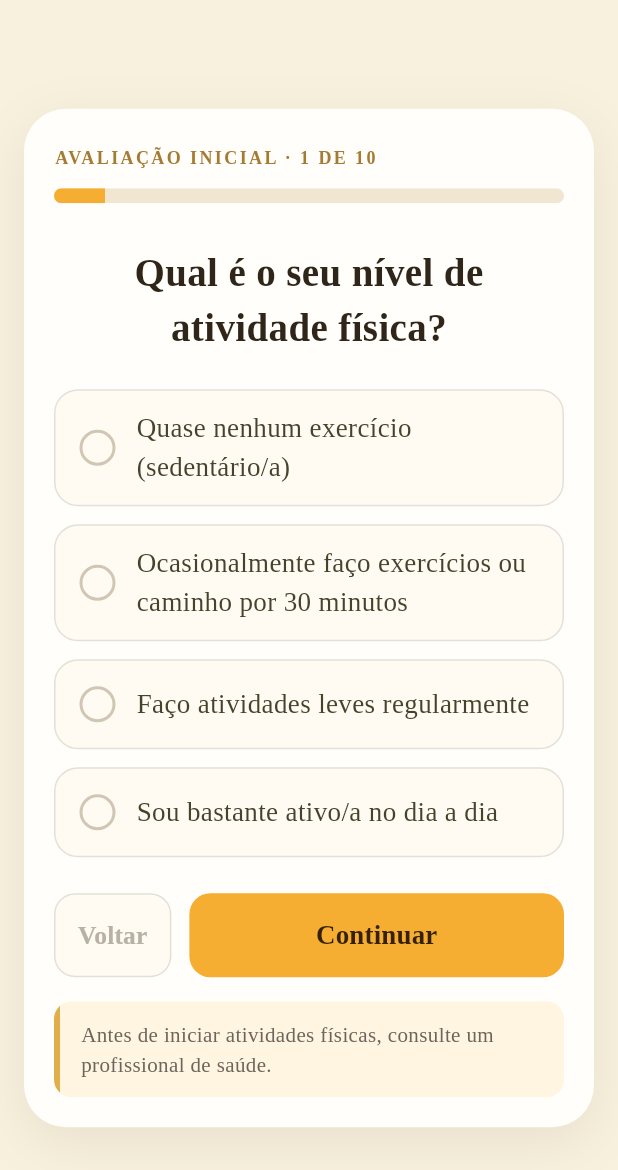
After one commit to Orquidea301/Reage, a Flutter app: the AssessmentScreen screen opened directly, on a phone screen of 412 x 824 dp. The commit adds this screen. Shown: the top 1170 px of the screen. Run offline on Flutter 3.47's test engine with Material 3 defaults, Android fonts, the phone set to English and light mode, and no system bars; our stand-ins replace introduction_screen, shared_preferences; accounts and stored records are empty.

Commit message:
Etapa 5: avaliacao inicial completa com 10 etapas

```diff
--- /dev/null
+++ b/lib/data/assessment_data.dart
@@ -0,0 +1,110 @@
+/// Representa uma pergunta da avaliação inicial com suas opções.
+class AssessmentQuestion {
+  final String title;
+  final List<String> options;
+
+  const AssessmentQuestion({
+    required this.title,
+    required this.options,
+  });
+}
+
+/// Dados estáticos do questionário de avaliação inicial e limites das barras.
+class AssessmentData {
+  static const int minAge = 50;
+  static const int maxAge = 100;
+  static const double minHeight = 1.30;
+  static const double maxHeight = 2.10;
+  static const double minWeight = 35.0;
+  static const double maxWeight = 150.0;
+
+  static const List<AssessmentQuestion> questions = [
+    AssessmentQuestion(
+      title: "Qual é o seu nível de atividade física?",
+      options: [
+        "Quase nenhum exercício (sedentário/a)",
+        "Ocasionalmente faço exercícios ou caminho por 30 minutos",
+        "Faço atividades leves regularmente",
+        "Sou bastante ativo/a no dia a dia",
+      ],
+    ),
+    AssessmentQuestion(
+      title: "O que mais motiva você?",
+      options: [
+        "Melhorar minha saúde e condicionamento",
+        "Ficar mais forte e independente",
+        "Aumentar minha energia diária",
+        "Aliviar dores e o estresse",
+      ],
+    ),
+    AssessmentQuestion(
+      title: "Algum desconforto ou preocupação com seu corpo?",
+      options: [
+        "Nenhum desconforto",
+        "Joelhos",
+        "Parte inferior das costas",
+        "Ombros",
+        "Tornozelos / Pulsação",
+      ],
+    ),
+    AssessmentQuestion(
+      title: "Como você avalia sua mobilidade no dia a dia?",
+      options: [
+        "Consigo me movimentar sem dificuldades",
+        "Tenho pequenas dificuldades em alguns movimentos",
+        "Preciso de apoio para determinadas atividades",
+        "Tenho bastante dificuldade para me movimentar",
+      ],
+    ),
+    AssessmentQuestion(
+      title: "Quanto tempo você gostaria de dedicar aos exercícios diariamente?",
+      options: [
+        "5 a 10 minutos",
+        "10 a 15 minutos",
+        "15 a 20 minutos",
+        "20 a 30 minutos",
+      ],
+    ),
+    AssessmentQuestion(
+      title: "Você utiliza algum auxílio para caminhar?",
+      options: [
+        "Não preciso de auxílio",
+        "Utilizo bengala",
+        "Utilizo andador",
+        "Utilizo cadeira de rodas",
+        "Preciso da ajuda de outra pessoa",
+      ],
+    ),
+    AssessmentQuestion(
+      title: "Você possui alguma condição de saúde que exige cuidados durante atividades físicas?",
+      options: [
+        "Não possuo nenhuma condição conhecida",
+        "Pressão alta",
+        "Diabetes",
+        "Problemas cardíacos",
+        "Problemas nas articulações",
+        "Outra condição de saúde",
+      ],
+    ),
+    AssessmentQuestion(
+      title: "Como você se sente ao realizar atividades físicas?",
+      options: [
+        "Sinto-me bem e disposto(a)",
+        "Canso com facilidade",
+        "Tenho dificuldades para manter o equilíbrio",
+        "Sinto desconforto durante alguns movimentos",
+        "Ainda não pratico atividades físicas",
+      ],
+    ),
+    AssessmentQuestion(
+      title: "Você já sofreu alguma queda ou tem receio de cair?",
+      options: [
+        "Nunca sofri quedas e não tenho receio",
+        "Já sofri uma queda, mas não tenho dificuldades atualmente",
+        "Tenho receio de cair",
+        "Sofri quedas recentemente",
+        "Preciso de apoio para evitar quedas",
+      ],
+    ),
+  ];
+}
--- a/lib/main.dart
+++ b/lib/main.dart
@@ -1,10 +1,11 @@
 import 'package:flutter/material.dart';
 
 import 'constants/app_theme.dart';
-import 'screens/goals_screen.dart';
+import 'screens/assessment_screen.dart';
 import 'screens/login_screen.dart';
 import 'screens/profile_screen.dart';
 import 'services/app_state.dart';
+import 'utils/format.dart';
 
 /// Ponto de entrada principal da aplicação ReAge.
 void main() async {
@@ -25,13 +26,13 @@ class ReAgeApp extends StatelessWidget {
       if (state.assessmentDone) {
         return ProfileScreen(
           userName: state.shownName,
-          userHeight: '${state.height.toStringAsFixed(2)} m',
-          userWeight: '${state.weight.toStringAsFixed(1)} kg',
+          userHeight: fmtHeight(state.height),
+          userWeight: fmtWeightDecimal(state.weight),
           userAge: '${state.age} anos',
           emergencyContact: state.contact,
         );
       } else {
-        return GoalsScreen(userName: state.registerName);
+        return const AssessmentScreen();
       }
     }
     return const LoginScreen();
--- /dev/null
+++ b/lib/screens/assessment_screen.dart
@@ -0,0 +1,399 @@
+import 'package:flutter/material.dart';
+import 'package:flutter/services.dart';
+import '../data/assessment_data.dart';
+import '../services/app_state.dart';
+import '../utils/format.dart';
+import '../widgets/app_widgets.dart';
+import '../constants/app_theme.dart';
+import '../constants/colors.dart';
+import 'profile_screen.dart';
+
+/// [AssessmentScreen] é o fluxo unificado de avaliação inicial (9 perguntas + etapa final).
+class AssessmentScreen extends StatefulWidget {
+  const AssessmentScreen({super.key});
+
+  @override
+  State<AssessmentScreen> createState() => _AssessmentScreenState();
+}
+
+class _AssessmentScreenState extends State<AssessmentScreen> {
+  late int _step;
+  final ScrollController _scrollController = ScrollController();
+
+  // Estados da etapa final (medidas e dados do idoso)
+  late int _age;
+  late double _height;
+  late double _weight;
+  late final TextEditingController _nameController;
+  late final TextEditingController _emergencyController;
+
+  @override
+  void initState() {
+    super.initState();
+    _step = _getInitialStep();
+    final state = AppState.instance;
+    _age = state.age;
+    _height = state.height;
+    _weight = state.weight;
+    _nameController = TextEditingController(
+      text: state.elderName.isNotEmpty ? state.elderName : state.registerName,
+    );
+    _emergencyController = TextEditingController(text: state.contact);
+  }
+
+  @override
+  void dispose() {
+    _scrollController.dispose();
+    _nameController.dispose();
+    _emergencyController.dispose();
+    super.dispose();
+  }
+
+  // Determina a etapa inicial: primeira pergunta sem resposta ou etapa final (9) se todas respondidas
+  int _getInitialStep() {
+    final answers = AppState.instance.answers;
+    for (int i = 0; i < AssessmentData.questions.length; i++) {
+      if (!answers.containsKey(i)) {
+        return i;
+      }
+    }
+    return 9;
+  }
+
+  // Processa o botão Continuar / Concluir Avaliação
+  void _handleNext() {
+    ScaffoldMessenger.of(context).hideCurrentSnackBar();
+
+    if (_step < 9) {
+      if (!AppState.instance.answers.containsKey(_step)) {
+        ScaffoldMessenger.of(context).showSnackBar(
+          const SnackBar(content: Text('Escolha uma opção para continuar.')),
+        );
+        return;
+      }
+      setState(() {
+        _step++;
+      });
+      _scrollController.animateTo(
+        0,
+        duration: const Duration(milliseconds: 300),
+        curve: Curves.easeInOut,
+      );
+    } else {
+      // Etapa final: validação do telefone de emergência
+      final emergencyText = _emergencyController.text.trim();
+      final emergencyDigits = emergencyText.replaceAll(RegExp(r'\D'), '');
+
+      if (emergencyDigits.isNotEmpty && emergencyDigits.length != 10 && emergencyDigits.length != 11) {
+        ScaffoldMessenger.of(context).showSnackBar(
+          const SnackBar(content: Text('Digite um telefone válido, com DDD.')),
+        );
+        return;
+      }
+
+      final name = _nameController.text.trim().isNotEmpty
+          ? _nameController.text.trim()
+          : AppState.instance.registerName;
+
+      AppState.instance.finishAssessment(
+        name: name,
+        emergencyContact: emergencyDigits,
+        ageValue: _age,
+        heightValue: _height,
+        weightValue: _weight,
+      );
+
+      Navigator.pushAndRemoveUntil(
+        context,
+        MaterialPageRoute(
+          builder: (context) => ProfileScreen(
+            userName: AppState.instance.shownName,
+            userHeight: fmtHeight(_height),
+            userWeight: fmtWeightDecimal(_weight),
+            userAge: '$_age anos',
+            emergencyContact: AppState.instance.contact,
+          ),
+        ),
+        (route) => false,
+      );
+    }
+  }
+
+  // Processa o botão Voltar
+  void _handleBack() {
+    if (_step > 0) {
+      setState(() {
+        _step--;
+      });
+      _scrollController.animateTo(
+        0,
+        duration: const Duration(milliseconds: 300),
+        curve: Curves.easeInOut,
+      );
+    }
+  }
+
+  @override
+  Widget build(BuildContext context) {
+    return PopScope(
+      canPop: _step == 0,
+      onPopInvokedWithResult: (didPop, result) {
+        if (!didPop && _step > 0) {
+          _handleBack();
+        }
+      },
+      child: Scaffold(
+        backgroundColor: AppColors.backgroundCream,
+        body: SafeArea(
+          child: Center(
+            child: SingleChildScrollView(
+              controller: _scrollController,
+              padding: const EdgeInsets.all(16),
+              child: ConstrainedBox(
+                constraints: const BoxConstraints(maxWidth: 640),
+                child: Container(
+                  padding: const EdgeInsets.fromLTRB(20, 24, 20, 20),
+                  decoration: BoxDecoration(
+                    color: AppColors.card,
+                    borderRadius: BorderRadius.circular(28),
+                    boxShadow: const [
+                      BoxShadow(
+                        color: Color(0x1A5A4A2A),
+                        blurRadius: 30,
+                        offset: Offset(0, 10),
+                      ),
+                    ],
+                  ),
+                  child: Column(
+                    crossAxisAlignment: CrossAxisAlignment.stretch,
+                    children: [
+                      // a) Eyebrow
+                      Text(
+                        'AVALIAÇÃO INICIAL · ${_step + 1} DE 10',
+                        style: AppText.eyebrow,
+                      ),
+                      const SizedBox(height: 12),
+                      // b) Barra de progresso
+                      ClipRRect(
+                        borderRadius: BorderRadius.circular(8),
+                        child: LinearProgressIndicator(
+                          value: (_step + 1) / 10,
+                          minHeight: 10,
+                          backgroundColor: AppColors.progressTrack,
+                          valueColor: const AlwaysStoppedAnimation<Color>(
+                            AppColors.primaryYellow,
+                          ),
+                        ),
+                      ),
+                      const SizedBox(height: 28),
+                      // c) Título
+                      Text(
+                        _step < 9
+                            ? AssessmentData.questions[_step].title
+                            : 'Conte-nos um pouco sobre você',
+                        textAlign: TextAlign.center,
+                        style: AppText.title.copyWith(fontSize: 26),
+                      ),
+                      // d) Subtítulo só na etapa final
+                      if (_step == 9) ...[
+                        const SizedBox(height: 8),
+                        Text(
+                          'Deslize as barras para ajustar seus dados.',
+                          textAlign: TextAlign.center,
+                          style: AppText.caption,
+                        ),
+                      ],
+                      const SizedBox(height: 22),
+                      // e) Conteúdo (Perguntas ou Sliders/Campos)
+                      if (_step < 9) ...[
+                        ...List.generate(
+                          AssessmentData.questions[_step].options.length,
+                          (optionIndex) {
+                            final optionText =
+                                AssessmentData.questions[_step].options[optionIndex];
+                            final isSelected =
+                                AppState.instance.answers[_step] == optionIndex;
+
+                            return Semantics(
+                              selected: isSelected,
+                              inMutuallyExclusiveGroup: true,
+                              button: true,
+                              child: Padding(
+                                padding: const EdgeInsets.only(bottom: 12),
+                                child: Material(
+                                  color: Colors.transparent,
+                                  child: InkWell(
+                                    onTap: () {
+                                      AppState.instance.setAnswer(_step, optionIndex);
+                                      setState(() {});
+                                    },
+                                    borderRadius: BorderRadius.circular(16),
+                                    child: Container(
+                                      constraints: const BoxConstraints(minHeight: 60),
+                                      padding: const EdgeInsets.symmetric(
+                                        horizontal: 16,
+                                        vertical: 12,
+                                      ),
+                                      decoration: BoxDecoration(
+                                        color: isSelected
+                                            ? AppColors.selected
+                                            : AppColors.field,
+                                        borderRadius: BorderRadius.circular(16),
+                                        border: Border.all(
+                                          color: isSelected
+                                              ? AppColors.selectedBorder
+                                              : AppColors.grayBorder,
+                                          width: isSelected ? 1.5 : 1,
+                                        ),
+                                      ),
+                                      child: Row(
+                                        children: [
+                                          Container(
+                                            width: 24,
+                                            height: 24,
+                                            decoration: BoxDecoration(
+                                              shape: BoxShape.circle,
+                                              border: Border.all(
+                                                color: isSelected
+                                                    ? AppColors.primaryYellow
+                                                    : AppColors.ringBorder,
+                                                width: 2,
+                                              ),
+                                            ),
+                                            child: isSelected
+                                                ? Center(
+                                                    child: Container(
+                                                      width: 10,
+                                                      height: 10,
+                                                      decoration:
+                                                          const BoxDecoration(
+                                                        shape: BoxShape.circle,
+                                                        color: AppColors.primaryYellow,
+                                                      ),
+                                                    ),
+                                                  )
+                                                : null,
+                                          ),
+                                          const SizedBox(width: 14),
+                                          Expanded(
+                                            child: Text(
+                                              optionText,
+                                              style: TextStyle(
+                                                fontSize: 18,
+                                                fontWeight: isSelected
+                                                    ? FontWeight.bold
+                                                    : FontWeight.normal,
+                                                color: isSelected
+                                                    ? AppColors.textDark
+                                                    : AppColors.textBody,
+                                              ),
+                                            ),
+                                          ),
+                                        ],
+                                      ),
+                                    ),
+                                  ),
+                                ),
+                              ),
+                            );
+                          },
+                        ),
+                      ] else ...[
+                        // Etapa final: Sliders e Campos
+                        MetricSlider(
+                          label: 'Idade',
+                          valueText: '$_age anos',
+                          value: _age.toDouble(),
+                          min: AssessmentData.minAge.toDouble(),
+                          max: AssessmentData.maxAge.toDouble(),
+                          divisions: 50,
+                          onChanged: (val) {
+                            setState(() {
+                              _age = val.round();
+                            });
+                          },
+                        ),
+                        const SizedBox(height: 12),
+                        MetricSlider(
+                          label: 'Altura',
+                          valueText: fmtHeight(_height),
+                          value: _height,
+                          min: AssessmentData.minHeight,
+                          max: AssessmentData.maxHeight,
+                          divisions: 80,
+                          onChanged: (val) {
+                            setState(() {
+                              _height = double.parse(val.toStringAsFixed(2));
+                            });
+                          },
+                        ),
+                        const SizedBox(height: 12),
+                        MetricSlider(
+                          label: 'Peso',
+                          valueText: fmtWeightDecimal(_weight),
+                          value: _weight,
+                          min: AssessmentData.minWeight,
+                          max: AssessmentData.maxWeight,
+                          divisions: 230,
+                          onChanged: (val) {
+                            setState(() {
+                              _weight = (val * 2).round() / 2.0;
+                            });
+                          },
+                        ),
+                        const SizedBox(height: 20),
+                        LabeledField(
+                          label: 'Nome do idoso',
+                          hint: 'Digite o nome',
+                          capitalization: TextCapitalization.words,
+                          controller: _nameController,
+                        ),
+                        const SizedBox(height: 16),
+                        LabeledField(
+                          label: 'Contato de emergência',
+                          hint: 'Telefone',
+                          keyboardType: TextInputType.phone,
+                          textInputAction: TextInputAction.done,
+                          controller: _emergencyController,
+                          inputFormatters: [
+                            FilteringTextInputFormatter.digitsOnly,
+                            LengthLimitingTextInputFormatter(11),
+                          ],
+                        ),
+                      ],
+                      const SizedBox(height: 12),
+                      // f) Botões Voltar e Continuar / Concluir Avaliação
+                      Row(
+                        children: [
+                          SecondaryButton(
+                            label: 'Voltar',
+                            onPressed: _step == 0 ? null : _handleBack,
+                          ),
+                          const SizedBox(width: 12),
+                          Expanded(
+                            child: PrimaryButton(
+                              label: _step == 9
+                                  ? 'CONCLUIR AVALIAÇÃO'
+                                  : 'Continuar',
+                              onPressed: _handleNext,
+                            ),
+                          ),
+                        ],
+                      ),
+                      const SizedBox(height: 16),
+                      // g) Aviso de saúde
+                      const NoticeBox(
+                        text:
+                            'Antes de iniciar atividades físicas, consulte um profissional de saúde.',
+                      ),
+                    ],
+                  ),
+                ),
+              ),
+            ),
+          ),
+        ),
+      ),
+    );
+  }
+}
--- a/lib/screens/login_screen.dart
+++ b/lib/screens/login_screen.dart
@@ -1,7 +1,8 @@
 import 'package:flutter/material.dart';
 import '../services/app_state.dart';
+import '../utils/format.dart';
 import '../widgets/app_widgets.dart';
-import 'goals_screen.dart';
+import 'assessment_screen.dart';
 import 'profile_screen.dart';
 import 'register_screen.dart';
 
@@ -34,13 +35,13 @@ class _LoginScreenState extends State<LoginScreen> {
     if (state.assessmentDone) {
       return ProfileScreen(
         userName: state.shownName,
-        userHeight: '${state.height.toStringAsFixed(2)} m',
-        userWeight: '${state.weight.toStringAsFixed(1)} kg',
+        userHeight: fmtHeight(state.height),
+        userWeight: fmtWeightDecimal(state.weight),
         userAge: '${state.age} anos',
         emergencyContact: state.contact,
       );
     } else {
-      return GoalsScreen(userName: state.registerName);
+      return const AssessmentScreen();
     }
   }
 
--- a/lib/screens/register_screen.dart
+++ b/lib/screens/register_screen.dart
@@ -1,7 +1,7 @@
 import 'package:flutter/material.dart';
 import '../services/app_state.dart';
 import '../widgets/app_widgets.dart';
-import 'goals_screen.dart';
+import 'assessment_screen.dart';
 
 /// [RegisterScreen] é o ecrã de registo de novos utilizadores no ReAge.
 /// Utiliza o [AuthScaffold] e realiza validações completas dos dados.
@@ -38,7 +38,7 @@ class _RegisterScreenState extends State<RegisterScreen> {
     super.dispose();
   }
 
-  // Valida os dados inseridos, regista no AppState e avança para GoalsScreen
+  // Valida os dados inseridos, regista no AppState e avança para AssessmentScreen
   Future<void> _handleRegister() async {
     final name = _nameController.text.trim();
     final email = _emailController.text.trim();
@@ -97,11 +97,11 @@ class _RegisterScreenState extends State<RegisterScreen> {
       _isLoading = false;
     });
 
-    // Avança para GoalsScreen limpando a pilha com pushAndRemoveUntil
+    // Avança para AssessmentScreen limpando a pilha com pushAndRemoveUntil
     Navigator.pushAndRemoveUntil(
       context,
       MaterialPageRoute(
-        builder: (context) => GoalsScreen(userName: name),
+        builder: (context) => const AssessmentScreen(),
       ),
       (route) => false,
     );
--- a/lib/services/app_state.dart
+++ b/lib/services/app_state.dart
@@ -25,6 +25,7 @@ class AppState extends ChangeNotifier {
   int age = 65;
   double height = 1.65;
   double weight = 70;
+  final Map<int, int> answers = {}; // Respostas da avaliação (pergunta -> opção)
 
   // Campos privados de autenticação (hash seguro)
   String _salt = '';
@@ -50,6 +51,14 @@ class AppState extends ChangeNotifier {
         weight = (data['weight'] as num?)?.toDouble() ?? 70;
         _salt = data['salt'] ?? '';
         _hash = data['hash'] ?? '';
+
+        if (data['answers'] != null) {
+          final Map<String, dynamic> rawAnswers = data['answers'];
+          answers.clear();
+          rawAnswers.forEach((k, v) {
+            answers[int.parse(k)] = v as int;
+          });
+        }
       }
     } catch (e) {
       debugPrint('Erro ao carregar AppState: $e');
@@ -74,6 +83,7 @@ class AppState extends ChangeNotifier {
         'weight': weight,
         'salt': _salt,
         'hash': _hash,
+        'answers': answers.map((k, v) => MapEntry(k.toString(), v)),
       };
       await prefs.setString(_storageKey, jsonEncode(data));
     } catch (e) {
@@ -85,6 +95,12 @@ class AppState extends ChangeNotifier {
   void _changed() {
     notifyListeners();
     _save();
+  }
+
+  /// Define a resposta para uma pergunta da avaliação.
+  void setAnswer(int question, int option) {
+    answers[question] = option;
+    _changed();
   }
 
   /// Realiza o registo de uma nova conta de usuário.
@@ -102,6 +118,7 @@ class AppState extends ChangeNotifier {
     height = 1.65;
     weight = 70;
     assessmentDone = false;
+    answers.clear();
 
     registerName = name;
     email = emailAddress.trim().toLowerCase();
--- a/lib/utils/format.dart
+++ b/lib/utils/format.dart
@@ -1,13 +1,13 @@
-/// Funções utilitárias de formatação com vírgula como separador decimal.
+/// Funções utilitárias de formatação com ponto como separador decimal.
 
-/// Formata altura (ex: 1,72 m)
+/// Formata altura (ex: 1.72 m)
 String fmtHeight(double value) {
-  return '${value.toStringAsFixed(2).replaceAll('.', ',')} m';
+  return '${value.toStringAsFixed(2)} m';
 }
 
-/// Formata peso com 1 casa decimal (ex: 84,0 kg)
+/// Formata peso com 1 casa decimal (ex: 84.0 kg)
 String fmtWeightDecimal(double value) {
-  return '${value.toStringAsFixed(1).replaceAll('.', ',')} kg';
+  return '${value.toStringAsFixed(1)} kg';
 }
 
 /// Formata peso de forma curta se inteiro (ex: 84 kg), senão decimal
@@ -18,9 +18,9 @@ String fmtWeightShort(double value) {
   return fmtWeightDecimal(value);
 }
 
-/// Formata IMC com 1 casa decimal e vírgula
+/// Formata IMC com 1 casa decimal e ponto (ex: 28.4)
 String fmtImc(double value) {
-  return value.toStringAsFixed(1).replaceAll('.', ',');
+  return value.toStringAsFixed(1);
 }
 
 /// Formata data no formato dd/MM/aaaa
```
